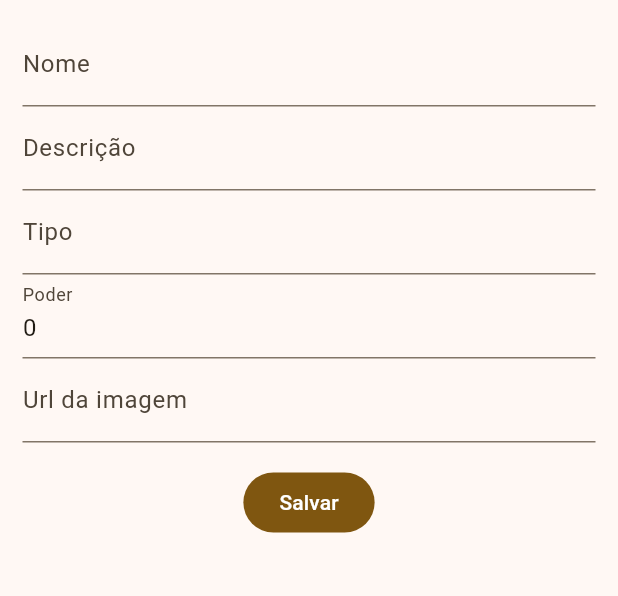
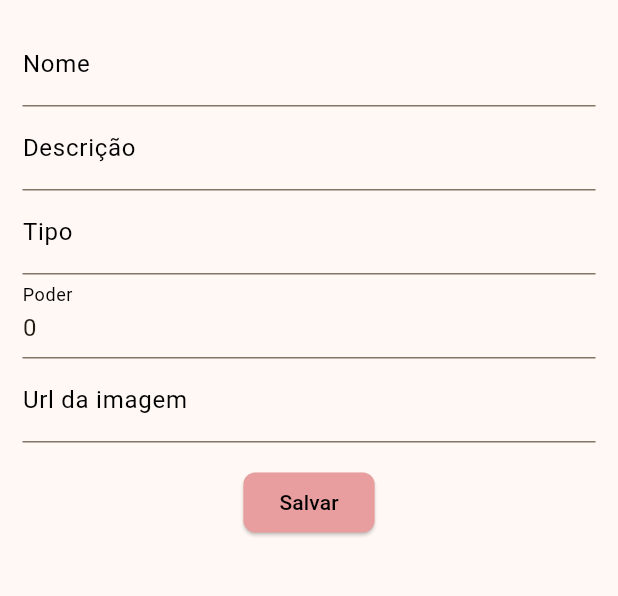
Before and after one commit to VictorAaraoLemes/Pokedex_Flutter, a Flutter app: the PokemonShow screen opened directly with empty values, after a tap on "Editar", on a phone screen of 412 x 824 dp, the part 84-680 px from its top. Run offline on Flutter 3.47's test engine with Material 2 defaults, Android fonts, the phone set to English and light mode, and no system bars; network calls fail; key blocks and very long unbroken strings in the code were emptied for the run.

Commit message:
updating Design

```diff
--- a/lib/main.dart
+++ b/lib/main.dart
@@ -32,8 +32,8 @@ class MyApp extends StatelessWidget {
         ),
        debugShowCheckedModeBanner: false, // Adicionando o parâmetro aqui
         routes: {
-          AppRoutes.HOME: (context) => const PokemonsList(),
-          AppRoutes.SHOW: (context) => const PokemonShow(),
+          AppRoutes.HOME: (context) =>  PokemonsList(),
+          AppRoutes.SHOW: (context) =>  PokemonShow(),
           AppRoutes.FORM: (context) => PokemonForm(),
         },
       ),
--- a/lib/views/pokemon_form.dart
+++ b/lib/views/pokemon_form.dart
@@ -3,7 +3,6 @@ import 'package:pokedex/models/pokemon.dart';
 import 'package:pokedex/providers/pokemon.dart';
 import 'package:pokedex/views/pokemons_list.dart';
 import 'package:provider/provider.dart';
-
 
 class PokemonForm extends StatelessWidget {
   final _form = GlobalKey<FormState>();
@@ -16,7 +15,7 @@ class PokemonForm extends StatelessWidget {
     'imageUrl': '',
   };
 
-  PokemonForm({super.key});
+  PokemonForm({Key? key});
 
   void _loadFormData(Pokemon pokemon) {
     _formData['id'] = pokemon.id;
@@ -32,7 +31,7 @@ class PokemonForm extends StatelessWidget {
     final args = ModalRoute.of(context)?.settings.arguments;
 
     if (args != null && (args as PokemonFormArguments).pokemon != null) {
-      Pokemon pokemon = args.pokemon as Pokemon;
+      Pokemon pokemon = args.pokemon!;
       _loadFormData(pokemon);
     }
 
@@ -49,7 +48,12 @@ class PokemonForm extends StatelessWidget {
             children: <Widget>[
               TextFormField(
                 initialValue: _formData['name'] as String,
-                decoration: const InputDecoration(labelText: 'Nome'),
+                decoration: InputDecoration(
+                  labelText: 'Nome',
+                  labelStyle: TextStyle(
+                    color: Colors.black, // Define a cor preta para o rótulo
+                  ),
+                ),
                 validator: (value) {
                   if (value == null || value.isEmpty) {
                     return 'Nome inválido!';
@@ -65,30 +69,64 @@ class PokemonForm extends StatelessWidget {
               ),
               TextFormField(
                 initialValue: _formData['description'] as String,
-                decoration: const InputDecoration(labelText: 'Descrição'),
+                decoration: InputDecoration(
+                  labelText: 'Descrição',
+                  labelStyle: TextStyle(
+                    color: Colors.black, // Define a cor preta para o rótulo
+                  ),
+                ),
                 onSaved: (value) => _formData['description'] = value as Object,
               ),
               TextFormField(
                 initialValue: _formData['type'] as String,
-                decoration: const InputDecoration(labelText: 'Tipo'),
+                decoration: InputDecoration(
+                  labelText: 'Tipo',
+                  labelStyle: TextStyle(
+                    color: Colors.black, // Define a cor preta para o rótulo
+                  ),
+                ),
                 onSaved: (value) => _formData['type'] = value as Object,
               ),
               TextFormField(
                 initialValue: _formData['power'].toString(),
-                decoration: const InputDecoration(labelText: 'Poder'),
+                decoration: InputDecoration(
+                  labelText: 'Poder',
+                  labelStyle: TextStyle(
+                    color: Colors.black, // Define a cor preta para o rótulo
+                  ),
+                ),
                 onSaved: (value) => _formData['power'] = value as Object,
               ),
               TextFormField(
                 initialValue: _formData['imageUrl'] as String,
-                decoration: const InputDecoration(labelText: 'Url da imagem'),
+                decoration: InputDecoration(
+                  labelText: 'Url da imagem',
+                  labelStyle: TextStyle(
+                    color: Colors.black, // Define a cor preta para o rótulo
+                  ),
+                ),
                 onSaved: (value) => _formData['imageUrl'] = value as Object,
               ),
               const SizedBox(height: 16),
-              FilledButton(onPressed: () => _hadleSubmit(context), child: const Text("Salvar"))
+              ElevatedButton(
+                style: ElevatedButton.styleFrom(
+                  primary: Color(0xFFE89E9E), // Cor de fundo
+                  shape: RoundedRectangleBorder(
+                    borderRadius: BorderRadius.circular(8), // Raio da borda
+                  ),
+                ),
+                onPressed: () => _hadleSubmit(context),
+                child: const Text(
+                  "Salvar",
+                  style: TextStyle(
+                    color: Colors.black, // Define a cor preta para o texto
+                  ),
+                ),
+              ),
             ],
           ),
         ),
-      )
+      ),
     );
   }
 
--- a/lib/views/pokemon_show.dart
+++ b/lib/views/pokemon_show.dart
@@ -7,11 +7,12 @@ import 'package:pokedex/views/pokemons_list.dart';
 import 'package:provider/provider.dart';
 
 class PokemonShow extends StatelessWidget {
-  const PokemonShow({super.key});
+  const PokemonShow({Key? key}) : super(key: key);
 
   @override
   Widget build(BuildContext context) {
-    final args = ModalRoute.of(context)!.settings.arguments as PokemonShowArguments;
+    final args =
+        ModalRoute.of(context)!.settings.arguments as PokemonShowArguments;
     Pokemon pokemon = args.pokemon;
 
     return Scaffold(
@@ -24,31 +25,87 @@ class PokemonShow extends StatelessWidget {
         children: [
           Image(image: NetworkImage(pokemon.imageUrl), width: 256, height: 256),
           const SizedBox(height: 8),
-          Text(pokemon.name),
+          Text(
+            pokemon.name,
+            style: TextStyle(
+              fontFamily: 'Inter',
+              fontStyle: FontStyle.normal,
+              fontWeight: FontWeight.w600,
+              fontSize: 20,
+              height: 1.5,
+              color: Colors.black,
+            ),
+          ),
           const SizedBox(height: 12),
           Row(
             mainAxisAlignment: MainAxisAlignment.center,
             children: [
-              Text("Tipo: ${pokemon.type}"),
+              Text(
+                "Tipo: ${pokemon.type}",
+                style: TextStyle(
+                  fontFamily: 'Inter',
+                  fontStyle: FontStyle.normal,
+                  fontWeight: FontWeight.w600,
+                  fontSize: 20,
+                  height: 1.5,
+                  color: Colors.black,
+                ),
+              ),
               const SizedBox(width: 32),
-              Text("Poder: ${pokemon.power}"),
+              Text(
+                "Poder: ${pokemon.power}",
+                style: TextStyle(
+                  fontFamily: 'Inter',
+                  fontStyle: FontStyle.normal,
+                  fontWeight: FontWeight.w600,
+                  fontSize: 20,
+                  height: 1.5,
+                  color: Colors.black,
+                ),
+              ),
             ],
           ),
           const SizedBox(height: 12),
-          Text(pokemon.description),
+          Container(
+            alignment: Alignment.centerLeft,
+            padding: EdgeInsets.only(left: 800, right: 700),
+            child: Text(
+              pokemon.description,
+              style: TextStyle(
+                fontFamily: 'Inter',
+                fontStyle: FontStyle.normal,
+                fontWeight: FontWeight.w600,
+                fontSize: 20,
+                height: 1.5,
+                color: Colors.black,
+              ),
+            ),
+          ),
           const SizedBox(height: 16),
           Row(
             mainAxisAlignment: MainAxisAlignment.center,
             children: [
               FilledButton(
+                style: ElevatedButton.styleFrom(
+                  backgroundColor: Color(0xFFE89E9E), // Cor de fundo
+                  shape: RoundedRectangleBorder(
+                    borderRadius: BorderRadius.circular(8), // Raio da borda
+                  ),
+                ),
                 onPressed: () => _handleEditPokemon(context, pokemon),
-                child: const Text("Editar")
+                child: const Text("Editar", style: TextStyle(color: Colors.black)), // Define a cor preta para o texto
               ),
               const SizedBox(width: 16),
               FilledButton(
+                style: ElevatedButton.styleFrom(
+                  backgroundColor: Color(0xFFE89E9E), // Cor de fundo
+                  shape: RoundedRectangleBorder(
+                    borderRadius: BorderRadius.circular(8), // Raio da borda
+                  ),
+                ),
                 onPressed: () => _handleDeletePokemon(context, pokemon),
-                child: const Text("Excluir")
-              )
+                child: const Text("Excluir", style: TextStyle(color: Colors.black)), // Define a cor preta para o texto
+              ),
             ],
           )
         ],
@@ -60,7 +117,7 @@ class PokemonShow extends StatelessWidget {
     Navigator.pushNamed(
       context,
       AppRoutes.FORM,
-      arguments: PokemonFormArguments(pokemon)
+      arguments: PokemonFormArguments(pokemon),
     );
   }
 
```
